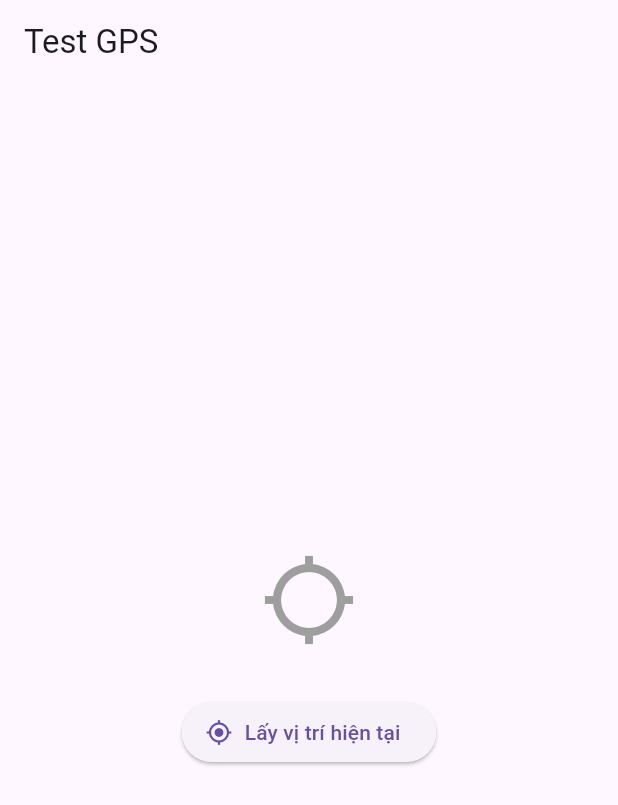
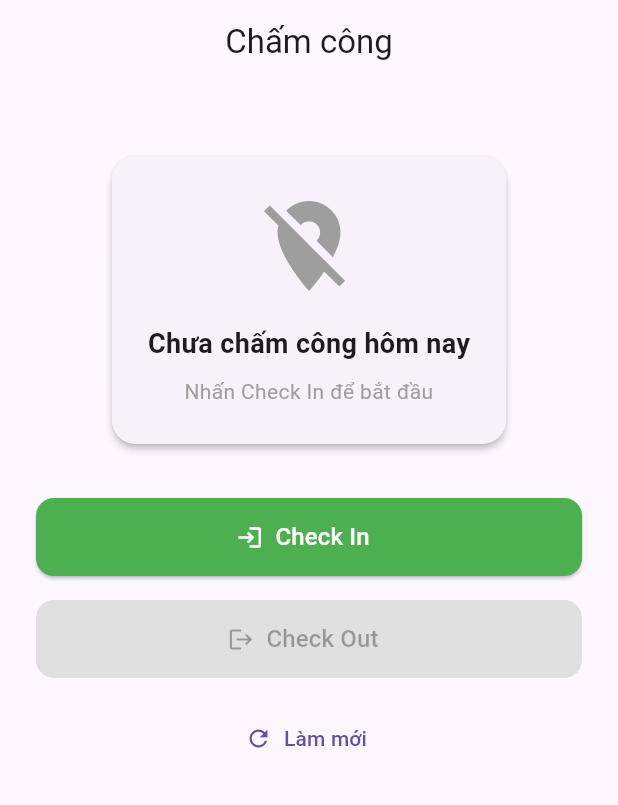
Before and after one commit to dntiencoder/attendance-system, a Flutter app: the screen it shows after launch, on a phone screen of 412 x 824 dp. Shown: the top 805 px of the screen. Run offline on Flutter 3.47's test engine with Material 3 defaults, Android fonts, the phone set to English and light mode, and no system bars; our stand-ins replace cloud_firestore, firebase_auth, firebase_core, flutter_riverpod, geolocator; accounts and stored records are empty.

Commit message:
Complete checkin checkout

```diff
--- a/attendance_mobile/lib/app.dart
+++ b/attendance_mobile/lib/app.dart
@@ -1,6 +1,7 @@
 import 'package:flutter/material.dart';
 import 'package:flutter_riverpod/flutter_riverpod.dart';
 import 'features/attendance/presentation/gps_test_screen.dart';
+import 'features/attendance/presentation/checkin_screen.dart';
 
 class MyApp extends StatelessWidget {
   const MyApp({super.key});
@@ -11,7 +12,7 @@ class MyApp extends StatelessWidget {
       child: MaterialApp(
         debugShowCheckedModeBanner: false,
         title: 'Attendance App',
-        home: const GpsTestScreen(),
+        home: const CheckInScreen(),
       ),
     );
   }
--- /dev/null
+++ b/attendance_mobile/lib/features/attendance/presentation/checkin_screen.dart
@@ -0,0 +1,226 @@
+import 'package:flutter/material.dart';
+import 'package:flutter_riverpod/flutter_riverpod.dart';
+import 'attendance_provider.dart';
+import '../../../core/utils/date_helper.dart';
+
+class CheckInScreen extends ConsumerWidget {
+  const CheckInScreen({super.key});
+
+  @override
+  Widget build(BuildContext context, WidgetRef ref) {
+    final state = ref.watch(attendanceProvider);
+
+    ref.listen(attendanceProvider, (prev, next) {
+      if (next.error != null) {
+        ScaffoldMessenger.of(context).showSnackBar(
+          SnackBar(
+            content: Text(next.error!),
+            backgroundColor: Colors.red,
+            duration: const Duration(seconds: 3),
+          ),
+        );
+      }
+      if (next.successMessage != null) {
+        ScaffoldMessenger.of(context).showSnackBar(
+          SnackBar(
+            content: Text(next.successMessage!),
+            backgroundColor: Colors.green,
+            duration: const Duration(seconds: 3),
+          ),
+        );
+      }
+    });
+
+    final hasCheckedIn = state.todayAttendance?.checkIn != null;
+    final hasCheckedOut = state.todayAttendance?.hasCheckedOut ?? false;
+
+    return Scaffold(
+      appBar: AppBar(
+        title: const Text('Chấm công'),
+        centerTitle: true,
+      ),
+      body: state.isLoading
+          ? const Center(child: CircularProgressIndicator())
+          : SingleChildScrollView(
+        padding: const EdgeInsets.all(24),
+        child: Column(
+          children: [
+            const SizedBox(height: 20),
+
+            // ===== TRẠNG THÁI =====
+            _buildStatusCard(state, hasCheckedIn, hasCheckedOut),
+
+            const SizedBox(height: 32),
+
+            // ===== NÚT CHECK IN =====
+            SizedBox(
+              width: double.infinity,
+              height: 52,
+              child: ElevatedButton.icon(
+                onPressed: hasCheckedIn || state.isLoading
+                    ? null
+                    : () => ref
+                    .read(attendanceProvider.notifier)
+                    .checkIn(),
+                icon: const Icon(Icons.login),
+                label: const Text(
+                  'Check In',
+                  style: TextStyle(fontSize: 16),
+                ),
+                style: ElevatedButton.styleFrom(
+                  backgroundColor: Colors.green,
+                  foregroundColor: Colors.white,
+                  disabledBackgroundColor: Colors.grey.shade300,
+                  shape: RoundedRectangleBorder(
+                    borderRadius: BorderRadius.circular(12),
+                  ),
+                ),
+              ),
+            ),
+
+            const SizedBox(height: 16),
+
+            // ===== NÚT CHECK OUT =====
+            SizedBox(
+              width: double.infinity,
+              height: 52,
+              child: ElevatedButton.icon(
+                onPressed: !hasCheckedIn || hasCheckedOut || state.isLoading
+                    ? null
+                    : () => ref
+                    .read(attendanceProvider.notifier)
+                    .checkOut(),
+                icon: const Icon(Icons.logout),
+                label: const Text(
+                  'Check Out',
+                  style: TextStyle(fontSize: 16),
+                ),
+                style: ElevatedButton.styleFrom(
+                  backgroundColor: Colors.orange,
+                  foregroundColor: Colors.white,
+                  disabledBackgroundColor: Colors.grey.shade300,
+                  shape: RoundedRectangleBorder(
+                    borderRadius: BorderRadius.circular(12),
+                  ),
+                ),
+              ),
+            ),
+
+            const SizedBox(height: 16),
+
+            // Nút refresh
+            TextButton.icon(
+              onPressed: () => ref
+                  .read(attendanceProvider.notifier)
+                  .loadTodayAttendance(),
+              icon: const Icon(Icons.refresh),
+              label: const Text('Làm mới'),
+            ),
+          ],
+        ),
+      ),
+    );
+  }
+
+  Widget _buildStatusCard(state, bool hasCheckedIn, bool hasCheckedOut) {
+    // Chưa check in
+    if (!hasCheckedIn) {
+      return _StatusCard(
+        icon: Icons.location_off,
+        iconColor: Colors.grey,
+        title: 'Chưa chấm công hôm nay',
+        subtitle: 'Nhấn Check In để bắt đầu',
+      );
+    }
+
+    // Đã check in, chưa check out
+    if (hasCheckedIn && !hasCheckedOut) {
+      return _StatusCard(
+        icon: Icons.work,
+        iconColor: Colors.blue,
+        title: 'Đang làm việc',
+        subtitle:
+        'Check In lúc ${DateHelper.toTimeString(state.todayAttendance!.checkIn!)}',
+        badge: state.todayAttendance!.isLate ? 'Đi muộn' : 'Đúng giờ',
+        badgeColor: state.todayAttendance!.isLate ? Colors.orange : Colors.green,
+      );
+    }
+
+    // Đã check out
+    return _StatusCard(
+      icon: Icons.check_circle,
+      iconColor: Colors.green,
+      title: 'Đã hoàn thành hôm nay',
+      subtitle:
+      'Check In: ${DateHelper.toTimeString(state.todayAttendance!.checkIn!)}\n'
+          'Check Out: ${DateHelper.toTimeString(state.todayAttendance!.checkOut!)}\n'
+          'Số giờ: ${state.todayAttendance!.workHours.toStringAsFixed(1)} giờ',
+      badge: state.todayAttendance!.isLate ? 'Đi muộn' : 'Đúng giờ',
+      badgeColor: state.todayAttendance!.isLate ? Colors.orange : Colors.green,
+    );
+  }
+}
+
+// Widget card trạng thái
+class _StatusCard extends StatelessWidget {
+  final IconData icon;
+  final Color iconColor;
+  final String title;
+  final String subtitle;
+  final String? badge;
+  final Color? badgeColor;
+
+  const _StatusCard({
+    required this.icon,
+    required this.iconColor,
+    required this.title,
+    required this.subtitle,
+    this.badge,
+    this.badgeColor,
+  });
+
+  @override
+  Widget build(BuildContext context) {
+    return Card(
+      elevation: 2,
+      shape: RoundedRectangleBorder(borderRadius: BorderRadius.circular(16)),
+      child: Padding(
+        padding: const EdgeInsets.all(24),
+        child: Column(
+          children: [
+            Icon(icon, size: 72, color: iconColor),
+            const SizedBox(height: 16),
+            Text(
+              title,
+              style: const TextStyle(
+                fontSize: 18,
+                fontWeight: FontWeight.bold,
+              ),
+            ),
+            const SizedBox(height: 8),
+            Text(
+              subtitle,
+              textAlign: TextAlign.center,
+              style: const TextStyle(
+                fontSize: 14,
+                color: Colors.grey,
+                height: 1.6,
+              ),
+            ),
+            if (badge != null) ...[
+              const SizedBox(height: 12),
+              Chip(
+                label: Text(badge!),
+                backgroundColor: badgeColor,
+                labelStyle: const TextStyle(
+                  color: Colors.white,
+                  fontWeight: FontWeight.bold,
+                ),
+              ),
+            ],
+          ],
+        ),
+      ),
+    );
+  }
+}
```
Also changed, not shown: attendance_mobile/lib/features/attendance/data/attendance_repository.dart (added, +260 -0 lines), attendance_mobile/lib/features/attendance/presentation/attendance_provider.dart (added, +107 -0 lines).
